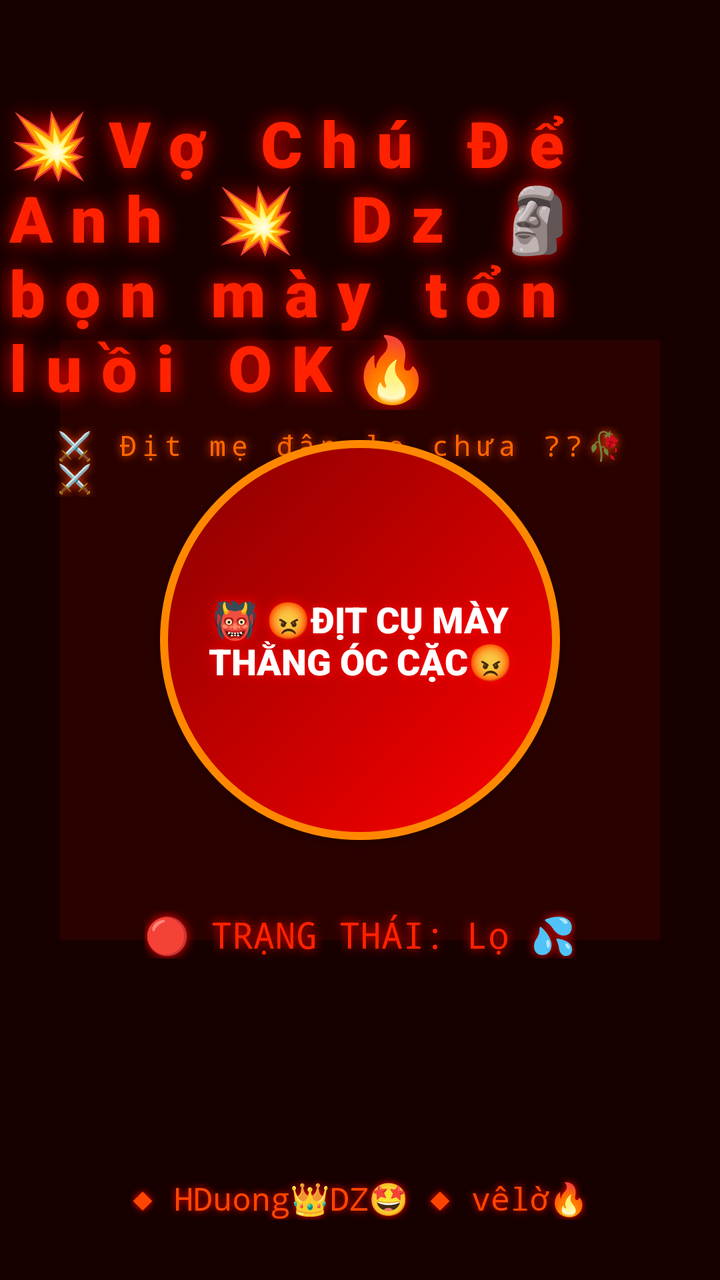
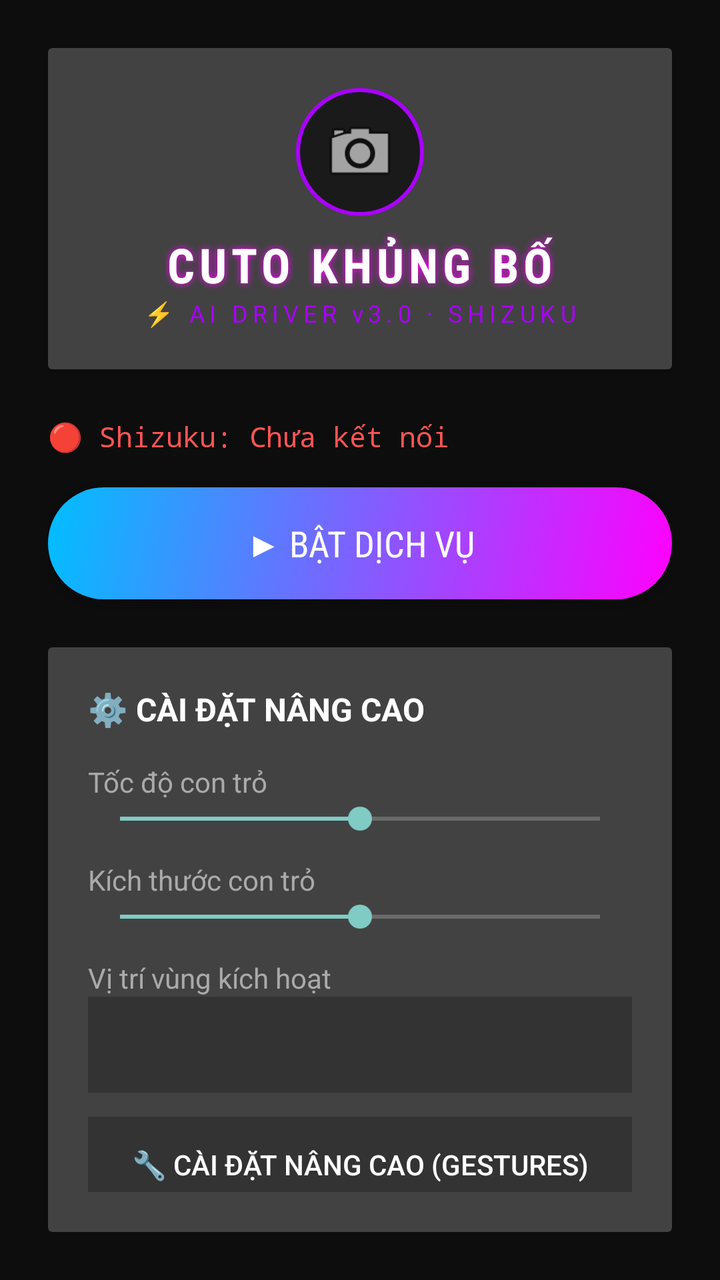

Screens rendered from an Android XML layout before and after an edit, with the pre-edit source and the edit as a unified diff.
<!-- AndroidManifest.xml: application theme Theme.AppCompat.NoActionBar -->
<!-- res/layout/activity_main.xml -->
<?xml version="1.0" encoding="utf-8"?>
<RelativeLayout xmlns:android="http://schemas.android.com/apk/res/android"
    android:layout_width="match_parent"
    android:layout_height="match_parent"
    android:background="#0A0000">

    
    <View
        android:layout_width="match_parent"
        android:layout_height="match_parent"
        android:background="#1A0000" />

    <View
        android:layout_width="match_parent"
        android:layout_height="match_parent"
        android:background="#99000000" />

    
    <View
        android:id="@+id/bloodFlow"
        android:layout_width="match_parent"
        android:layout_height="match_parent"
        android:background="#22FF0000"
        android:alpha="0.4" />

    
    <View
        android:id="@+id/fireRing"
        android:layout_width="300dp"
        android:layout_height="300dp"
        android:layout_centerInParent="true"
        android:background="#44FF2200"
        android:alpha="0.3" />

    
    <TextView
        android:id="@+id/title"
        android:layout_width="wrap_content"
        android:layout_height="wrap_content"
        android:layout_centerHorizontal="true"
        android:layout_marginTop="50dp"
        android:text="💥Vợ Chú Để Anh 💥 Dz 🗿bọn mày tổn luồi OK🔥"
        android:textColor="#FF2200"
        android:textSize="32sp"
        android:fontFamily="sans-serif-black"
        android:shadowColor="#FF0000"
        android:shadowDx="0"
        android:shadowDy="0"
        android:shadowRadius="25"
        android:letterSpacing="0.3" />

    
    <TextView
        android:layout_width="wrap_content"
        android:layout_height="wrap_content"
        android:layout_below="@id/title"
        android:layout_centerHorizontal="true"
        android:layout_marginTop="8dp"
        android:text="⚔️ Địt mẹ đập lọ chưa ??🥀⚔️"
        android:textColor="#FF6600"
        android:textSize="14sp"
        android:fontFamily="monospace"
        android:shadowColor="#FF4500"
        android:shadowDx="0"
        android:shadowDy="0"
        android:shadowRadius="10"
        android:letterSpacing="0.2" />

    
    <Button
        android:id="@+id/toggleButton"
        android:layout_width="200dp"
        android:layout_height="200dp"
        android:layout_centerInParent="true"
        android:background="@drawable/btn_oni"
        android:text="👹 😡Địt cụ mày thằng óc cặc😡"
        android:textSize="18sp"
        android:textColor="#FFFFFF"
        android:fontFamily="sans-serif-black"
        android:gravity="center"
        android:shadowColor="#FF0000"
        android:shadowDx="0"
        android:shadowDy="0"
        android:shadowRadius="15" />

    
    <TextView
        android:id="@+id/statusText"
        android:layout_width="wrap_content"
        android:layout_height="wrap_content"
        android:layout_below="@id/toggleButton"
        android:layout_centerHorizontal="true"
        android:layout_marginTop="35dp"
        android:text="🔴 TRẠNG THÁI: Lọ 💦"
        android:textColor="#FF2200"
        android:textSize="18sp"
        android:fontFamily="monospace"
        android:shadowColor="#FF0000"
        android:shadowDx="0"
        android:shadowDy="0"
        android:shadowRadius="12" />

    
    <TextView
        android:layout_width="wrap_content"
        android:layout_height="wrap_content"
        android:layout_alignParentBottom="true"
        android:layout_centerHorizontal="true"
        android:layout_marginBottom="30dp"
        android:text="◆ HDuong👑DZ🤩 ◆ vêlờ🔥"
        android:textColor="#FF4500"
        android:textSize="16sp"
        android:fontFamily="monospace"
        android:shadowColor="#FF0000"
        android:shadowDx="0"
        android:shadowDy="0"
        android:shadowRadius="8" />

</RelativeLayout>
<!-- resources referenced by this layout -->
<resources>
  <!-- drawable btn_oni (drawable) -->
  <?xml version="1.0" encoding="utf-8"?>
  <shape xmlns:android="http://schemas.android.com/apk/res/android"
      android:shape="oval">
      <solid android:color="#CC0000" />
      <stroke
          android:width="4dp"
          android:color="#FF8800" />
      <gradient
          android:startColor="#FF0000"
          android:endColor="#880000"
          android:angle="135" />
  </shape>
</resources>

<!-- the commit's change to res/layout/activity_main.xml (unified diff, before → after) -->
@@ -1,119 +1,181 @@
 <?xml version="1.0" encoding="utf-8"?>
-<RelativeLayout xmlns:android="http://schemas.android.com/apk/res/android"
+<LinearLayout xmlns:android="http://schemas.android.com/apk/res/android"
+    xmlns:app="http://schemas.android.com/apk/res/android"
     android:layout_width="match_parent"
     android:layout_height="match_parent"
-    android:background="#0A0000">
+    android:orientation="vertical"
+    android:background="#0D0D0D"
+    android:padding="24dp">
 
     
-    <View
+    <androidx.cardview.widget.CardView
         android:layout_width="match_parent"
-        android:layout_height="match_parent"
-        android:background="#1A0000" />
+        android:layout_height="wrap_content"
+        app:cardCornerRadius="16dp"
+        app:cardBackgroundColor="#1A1A1A"
+        app:cardElevation="8dp"
+        android:layout_marginBottom="24dp">
 
-    <View
-        android:layout_width="match_parent"
-        android:layout_height="match_parent"
-        android:background="#99000000" />
+        <LinearLayout
+            android:layout_width="match_parent"
+            android:layout_height="wrap_content"
+            android:orientation="vertical"
+            android:padding="20dp"
+            android:gravity="center">
 
-    
-    <View
-        android:id="@+id/bloodFlow"
-        android:layout_width="match_parent"
-        android:layout_height="match_parent"
-        android:background="#22FF0000"
-        android:alpha="0.4" />
+            <ImageView
+                android:layout_width="64dp"
+                android:layout_height="64dp"
+                android:src="@android:drawable/ic_menu_camera"
+                android:background="@drawable/circle_bg"
+                android:padding="12dp"
+                android:layout_marginBottom="8dp" />
 
-    
-    <View
-        android:id="@+id/fireRing"
-        android:layout_width="300dp"
-        android:layout_height="300dp"
-        android:layout_centerInParent="true"
-        android:background="#44FF2200"
-        android:alpha="0.3" />
+            <TextView
+                android:layout_width="wrap_content"
+                android:layout_height="wrap_content"
+                android:text="CUTO KHỦNG BỐ"
+                android:textColor="#FFFFFF"
+                android:textSize="24sp"
+                android:textStyle="bold"
+                android:fontFamily="sans-serif-condensed"
+                android:letterSpacing="0.1"
+                android:shadowColor="#FF00FF"
+                android:shadowDx="0"
+                android:shadowDy="0"
+                android:shadowRadius="8" />
+
+            <TextView
+                android:layout_width="wrap_content"
+                android:layout_height="wrap_content"
+                android:text="⚡ AI DRIVER v3.0 · SHIZUKU"
+                android:textColor="#AA00FF"
+                android:textSize="12sp"
+                android:letterSpacing="0.2" />
+        </LinearLayout>
+    </androidx.cardview.widget.CardView>
 
     
     <TextView
-        android:id="@+id/title"
-        android:layout_width="wrap_content"
+        android:id="@+id/tvShizukuStatus"
+        android:layout_width="match_parent"
         android:layout_height="wrap_content"
-        android:layout_centerHorizontal="true"
-        android:layout_marginTop="50dp"
-        android:text="💥Vợ Chú Để Anh 💥 Dz 🗿bọn mày tổn luồi OK🔥"
-        android:textColor="#FF2200"
-        android:textSize="32sp"
-        android:fontFamily="sans-serif-black"
-        android:shadowColor="#FF0000"
-        android:shadowDx="0"
-        android:shadowDy="0"
-        android:shadowRadius="25"
-        android:letterSpacing="0.3" />
+        android:text="🔴 Shizuku: Chưa kết nối"
+        android:textColor="#FF5555"
+        android:textSize="14sp"
+        android:fontFamily="monospace"
+        android:layout_marginBottom="16dp" />
+
+    
+    <Button
+        android:id="@+id/btnToggleService"
+        android:layout_width="match_parent"
+        android:layout_height="56dp"
+        android:text="▶ BẬT DỊCH VỤ"
+        android:textSize="18sp"
+        android:textColor="#FFFFFF"
+        android:background="@drawable/btn_gradient"
+        android:fontFamily="sans-serif-condensed"
+        android:layout_marginBottom="24dp" />
+
+    
+    <androidx.cardview.widget.CardView
+        android:layout_width="match_parent"
+        android:layout_height="wrap_content"
+        app:cardCornerRadius="16dp"
+        app:cardBackgroundColor="#1A1A1A"
+        app:cardElevation="8dp">
+
+        <LinearLayout
+            android:layout_width="match_parent"
+            android:layout_height="wrap_content"
+            android:orientation="vertical"
+            android:padding="20dp">
+
+            <TextView
+                android:layout_width="wrap_content"
+                android:layout_height="wrap_content"
+                android:text="⚙️ CÀI ĐẶT NÂNG CAO"
+                android:textColor="#FFFFFF"
+                android:textSize="16sp"
+                android:textStyle="bold"
+                android:layout_marginBottom="16dp" />
+
+            
+            <TextView
+                android:layout_width="wrap_content"
+                android:layout_height="wrap_content"
+                android:text="Tốc độ con trỏ"
+                android:textColor="#AAAAAA"
+                android:textSize="14sp" />
+
+            <SeekBar
+                android:id="@+id/sbSensitivity"
+                android:layout_width="match_parent"
+                android:layout_height="wrap_content"
+                android:max="100"
+                android:progress="50"
+                android:layout_marginBottom="12dp" />
+
+            
+            <TextView
+                android:layout_width="wrap_content"
+                android:layout_height="wrap_content"
+                android:text="Kích thước con trỏ"
+                android:textColor="#AAAAAA"
+                android:textSize="14sp" />
+
+            <SeekBar
+                android:id="@+id/sbCursorSize"
+                android:layout_width="match_parent"
+                android:layout_height="wrap_content"
+                android:max="80"
+                android:progress="40"
+                android:layout_marginBottom="12dp" />
+
+            
+            <TextView
+                android:layout_width="wrap_content"
+                android:layout_height="wrap_content"
+                android:text="Vị trí vùng kích hoạt"
+                android:textColor="#AAAAAA"
+                android:textSize="14sp" />
+
+            <Spinner
+                android:id="@+id/spinnerTriggerEdge"
+                android:layout_width="match_parent"
+                android:layout_height="48dp"
+                android:entries="@array/trigger_edges"
+                android:background="#333333"
+                android:layout_marginBottom="12dp" />
+
+            
+            <Button
+                android:id="@+id/btnAdvancedSettings"
+                android:layout_width="match_parent"
+                android:layout_height="48dp"
+                android:text="🔧 CÀI ĐẶT NÂNG CAO (GESTURES)"
+                android:textSize="14sp"
+                android:textColor="#FFFFFF"
+                android:background="#333333"
+                android:layout_marginBottom="8dp" />
+
+        </LinearLayout>
+    </androidx.cardview.widget.CardView>
 
     
     <TextView
         android:layout_width="wrap_content"
         android:layout_height="wrap_content"
-        android:layout_below="@id/title"
-        android:layout_centerHorizontal="true"
-        android:layout_marginTop="8dp"
-        android:text="⚔️ Địt mẹ đập lọ chưa ??🥀⚔️"
-        android:textColor="#FF6600"
-        android:textSize="14sp"
-        android:fontFamily="monospace"
-        android:shadowColor="#FF4500"
-        android:shadowDx="0"
-        android:shadowDy="0"
-        android:shadowRadius="10"
-        android:letterSpacing="0.2" />
-
-    
-    <Button
-        android:id="@+id/toggleButton"
-        android:layout_width="200dp"
-        android:layout_height="200dp"
-        android:layout_centerInParent="true"
-        android:background="@drawable/btn_oni"
-        android:text="👹 😡Địt cụ mày thằng óc cặc😡"
-        android:textSize="18sp"
-        android:textColor="#FFFFFF"
-        android:fontFamily="sans-serif-black"
-        android:gravity="center"
-        android:shadowColor="#FF0000"
-        android:shadowDx="0"
-        android:shadowDy="0"
-        android:shadowRadius="15" />
-
-    
-    <TextView
-        android:id="@+id/statusText"
-        android:layout_width="wrap_content"
-        android:layout_height="wrap_content"
-        android:layout_below="@id/toggleButton"
-        android:layout_centerHorizontal="true"
-        android:layout_marginTop="35dp"
-        android:text="🔴 TRẠNG THÁI: Lọ 💦"
-        android:textColor="#FF2200"
-        android:textSize="18sp"
-        android:fontFamily="monospace"
-        android:shadowColor="#FF0000"
-        android:shadowDx="0"
-        android:shadowDy="0"
-        android:shadowRadius="12" />
-
-    
-    <TextView
-        android:layout_width="wrap_content"
-        android:layout_height="wrap_content"
-        android:layout_alignParentBottom="true"
-        android:layout_centerHorizontal="true"
-        android:layout_marginBottom="30dp"
-        android:text="◆ HDuong👑DZ🤩 ◆ vêlờ🔥"
-        android:textColor="#FF4500"
+        android:layout_gravity="center"
+        android:layout_marginTop="24dp"
+        android:text="😈VợChúĐểAnh👑 HảiDương 🗿"
+        android:textColor="#FFD700"
         android:textSize="16sp"
-        android:fontFamily="monospace"
-        android:shadowColor="#FF0000"
+        android:textStyle="bold"
+        android:shadowColor="#FFD700"
         android:shadowDx="0"
         android:shadowDy="0"
         android:shadowRadius="8" />
 
-</RelativeLayout>
+</LinearLayout>
<!-- resource entries referenced after the edit -->
@@ -1,17 +1,22 @@
 <!-- resources referenced by this layout -->
 <resources>
-  <!-- drawable btn_oni (drawable) -->
+  <!-- drawable btn_gradient (drawable) -->
+  <?xml version="1.0" encoding="utf-8"?>
+  <shape xmlns:android="http://schemas.android.com/apk/res/android">
+      <gradient
+          android:startColor="#FF00FF"
+          android:endColor="#00BFFF"
+          android:angle="135" />
+      <corners android:radius="28dp" />
+  </shape>
+  <!-- drawable circle_bg (drawable) -->
   <?xml version="1.0" encoding="utf-8"?>
   <shape xmlns:android="http://schemas.android.com/apk/res/android"
       android:shape="oval">
-      <solid android:color="#CC0000" />
+      <solid android:color="#1A1A1A" />
       <stroke
-          android:width="4dp"
-          android:color="#FF8800" />
-      <gradient
-          android:startColor="#FF0000"
-          android:endColor="#880000"
-          android:angle="135" />
+          android:width="2dp"
+          android:color="#AA00FF" />
   </shape>
 </resources>
 
